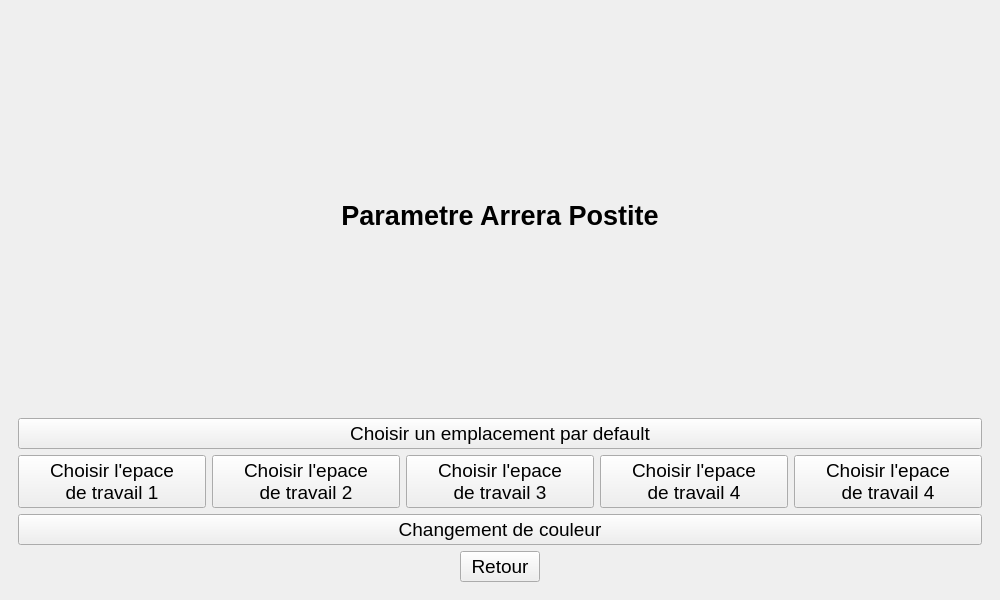
First picture: the form in cuiapostite.ui, repository Arrera-Software/Arrera-Postite, before the edit.
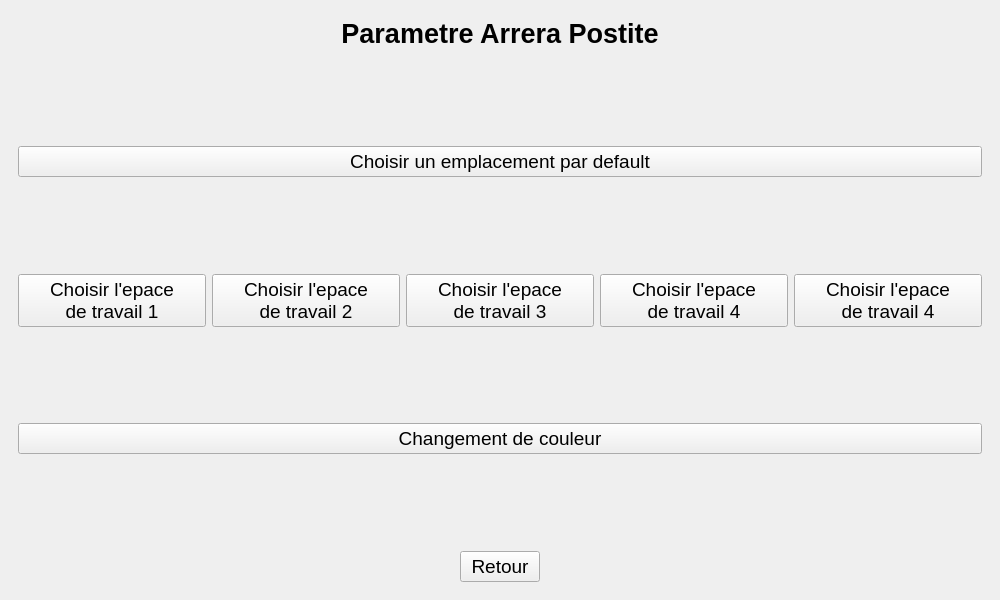
Second picture: the form after the edit. The open tabs and pages were chosen to show the change. Icons and pictures are not drawn. Custom widgets are drawn as their Qt base class.

Commit message: Ajout de l'affichage des epace dans le combobox

Diff of the .ui file:
```diff
--- a/cuiapostite.ui
+++ b/cuiapostite.ui
@@ -1123,6 +1123,19 @@
           </property>
          </widget>
         </item>
+        <item>
+         <spacer name="verticalSpacer_3">
+          <property name="orientation">
+           <enum>Qt::Orientation::Vertical</enum>
+          </property>
+          <property name="sizeHint" stdset="0">
+           <size>
+            <width>20</width>
+            <height>40</height>
+           </size>
+          </property>
+         </spacer>
+        </item>
         <item>
          <widget class="QPushButton" name="IDC_SETEMPLACEMENT">
           <property name="font">
@@ -1135,6 +1148,19 @@
           </property>
          </widget>
         </item>
+        <item>
+         <spacer name="verticalSpacer_2">
+          <property name="orientation">
+           <enum>Qt::Orientation::Vertical</enum>
+          </property>
+          <property name="sizeHint" stdset="0">
+           <size>
+            <width>20</width>
+            <height>40</height>
+           </size>
+          </property>
+         </spacer>
+        </item>
         <item>
          <layout class="QHBoxLayout" name="horizontalLayout_18">
           <item>
@@ -1204,6 +1230,19 @@
           </item>
          </layout>
         </item>
+        <item>
+         <spacer name="verticalSpacer_11">
+          <property name="orientation">
+           <enum>Qt::Orientation::Vertical</enum>
+          </property>
+          <property name="sizeHint" stdset="0">
+           <size>
+            <width>20</width>
+            <height>40</height>
+           </size>
+          </property>
+         </spacer>
+        </item>
         <item>
          <widget class="QPushButton" name="IDC_SETCOLOR">
           <property name="enabled">
@@ -1219,6 +1258,19 @@
           </property>
          </widget>
         </item>
+        <item>
+         <spacer name="verticalSpacer">
+          <property name="orientation">
+           <enum>Qt::Orientation::Vertical</enum>
+          </property>
+          <property name="sizeHint" stdset="0">
+           <size>
+            <width>20</width>
+            <height>40</height>
+           </size>
+          </property>
+         </spacer>
+        </item>
         <item>
          <layout class="QHBoxLayout" name="horizontalLayout_2">
           <item>
```
Left out of the diff: 6 changed lines with no effect on the pictures. The commit also changes 2 other files.
